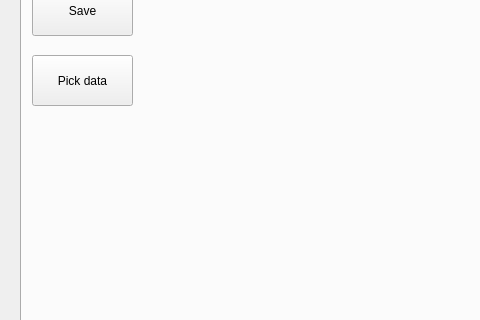
Old version of the form ML_Project/mainwindow.ui in the repository maxo98/MachineLearning_5DJV; both pictures show x 0 to 480 and y 351 to 671 of the 1086 by 922 pixel window.
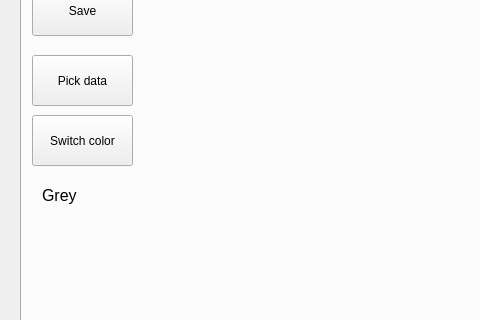
New version of the form.

Commit message: Fix load network & add switch color

Diff of the .ui file:
```diff
--- a/ML_Project/mainwindow.ui
+++ b/ML_Project/mainwindow.ui
@@ -579,6 +579,37 @@
        <string>HybridID</string>
       </property>
      </widget>
+     <widget class="QPushButton" name="pushButton_color">
+      <property name="geometry">
+       <rect>
+        <x>10</x>
+        <y>440</y>
+        <width>101</width>
+        <height>51</height>
+       </rect>
+      </property>
+      <property name="text">
+       <string>Switch color</string>
+      </property>
+     </widget>
+     <widget class="QLabel" name="label_color">
+      <property name="geometry">
+       <rect>
+        <x>20</x>
+        <y>510</y>
+        <width>81</width>
+        <height>21</height>
+       </rect>
+      </property>
+      <property name="font">
+       <font>
+        <pointsize>12</pointsize>
+       </font>
+      </property>
+      <property name="text">
+       <string>Grey</string>
+      </property>
+     </widget>
     </widget>
    </widget>
   </widget>
```
The commit also changes 3 other files.
